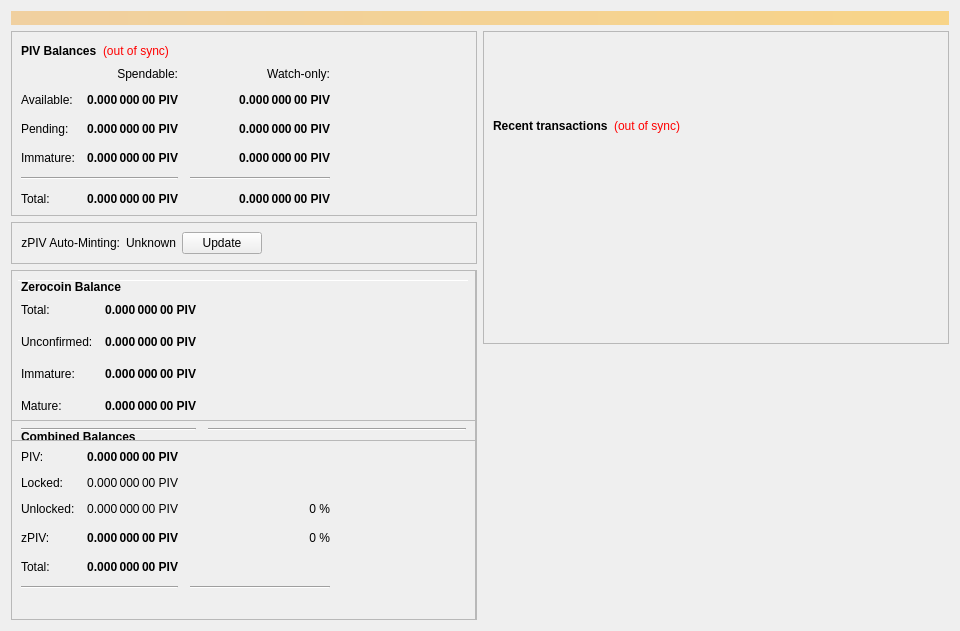
First picture: the form in src/qt/forms/overviewpage.ui, repository PIVX-Project/PIVX, before the edit.
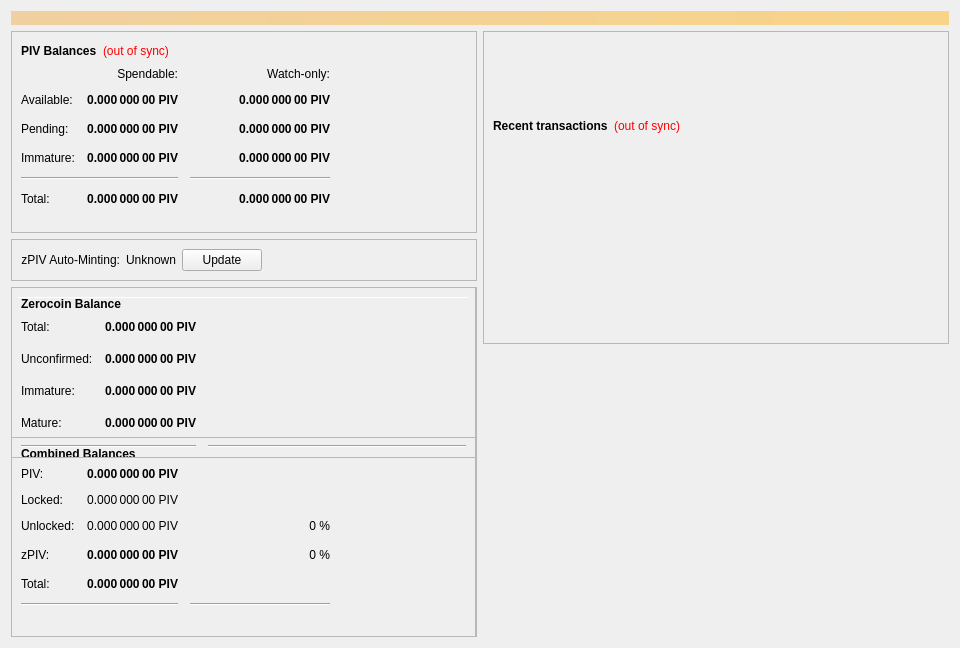
Second picture: the form after the edit.

Commit message: Add tooltip for new label

```diff
--- a/src/qt/forms/overviewpage.ui
+++ b/src/qt/forms/overviewpage.ui
@@ -7,7 +7,7 @@
     <x>0</x>
     <y>0</y>
     <width>960</width>
-    <height>615</height>
+    <height>648</height>
    </rect>
   </property>
   <property name="minimumSize">
```
Left out of the diff: 3 changed lines with no effect on the pictures.
